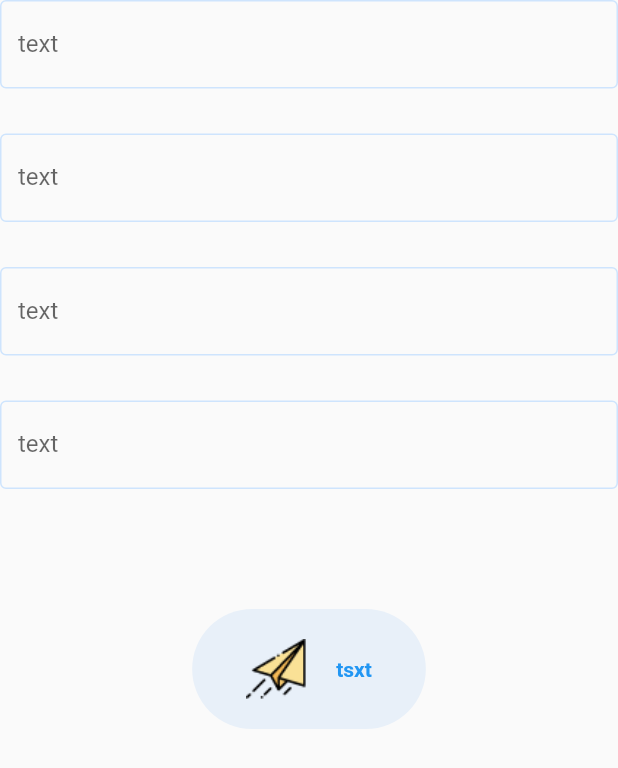
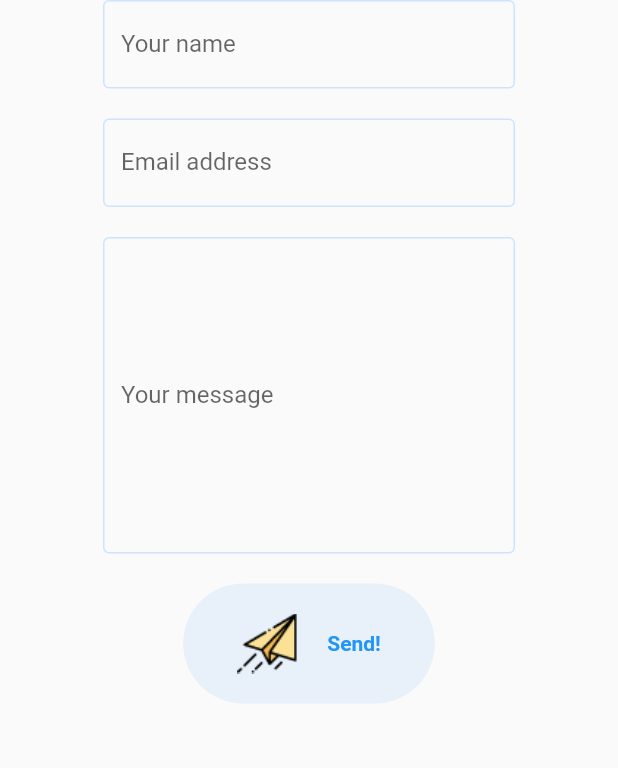
Before and after one commit to leosal0mao/web_portfolio_flutter, a Flutter app: the ContactForm widget shown alone on an empty page, opened directly, on a phone screen of 412 x 824 dp. Shown: the top 768 px of the screen. Run offline on Flutter 3.47's test engine with Material 2 defaults, Android fonts, the light colour scheme and no system bars; our stand-ins replace responsive_framework; generated files the repository leaves out were written again.

Commit message:
contact me session finished, emailjs needed

```diff
--- a/lib/l10n/app_en.arb
+++ b/lib/l10n/app_en.arb
@@ -28,5 +28,13 @@
     "mobileDevelopment": "Mobile development",
     "cbSongsDescription": "Node.js discord bot made for fun, used for playing songs directly from youtube or spotify on any servers that I allow it.",
     "backendDevelopment": "Backend development",
-    "firstfolioDescription": "My first portfolio, a study in Flutter web."
+    "firstfolioDescription": "My first portfolio, a study in Flutter web.",
+    "moreInfo": "If you want to quote a project",
+    "yourName": "Your name",
+    "enterName": "Enter your name",
+    "emailAdress": "Email address",
+    "enterEmail": "Enter your email address",
+    "yourMessage": "Your message",
+    "enterMessage": "Enter your message",
+    "send": "Send!"
 }
--- a/lib/screens/contact/components/contact_form.dart
+++ b/lib/screens/contact/components/contact_form.dart
@@ -1,49 +1,64 @@
 import 'package:flutter/material.dart';
 import 'package:web_portfolio_flutter/helpers/constants.dart';
 import 'package:web_portfolio_flutter/widgets/default_button.dart';
+import 'package:flutter_gen/gen_l10n/app_localizations.dart';
 
 class ContactForm extends StatelessWidget {
   const ContactForm({super.key});
 
   @override
   Widget build(BuildContext context) {
+    var localization = AppLocalizations.of(context)!;
+    var size = MediaQuery.of(context).size;
     return Form(
-      child: Wrap(
-        spacing: kDefaultPadding * 2.5,
-        runSpacing: kDefaultPadding * 1.5,
+      child: Column(
         children: [
           SizedBox(
-            width: 470,
+            width: size.width / 1.5,
             child: TextFormField(
               onChanged: (value) {},
-              decoration: InputDecoration(labelText: 'text', hintText: 'text'),
+              decoration: InputDecoration(
+                labelText: localization.yourName,
+                hintText: localization.enterName,
+                border: OutlineInputBorder(
+                  borderRadius: BorderRadius.circular(40.0),
+                ),
+              ),
             ),
           ),
+          const SizedBox(height: kDefaultPadding),
           SizedBox(
-            width: 470,
+            width: size.width / 1.5,
             child: TextFormField(
               onChanged: (value) {},
-              decoration: InputDecoration(labelText: 'text', hintText: 'text'),
+              decoration: InputDecoration(
+                labelText: localization.emailAdress,
+                hintText: localization.enterEmail,
+                border: OutlineInputBorder(
+                  borderRadius: BorderRadius.circular(40.0),
+                ),
+              ),
             ),
           ),
+          const SizedBox(height: kDefaultPadding),
           SizedBox(
-            width: 470,
+            width: size.width / 1.5,
             child: TextFormField(
+              maxLines: size.height ~/ 90,
               onChanged: (value) {},
-              decoration: InputDecoration(labelText: 'text', hintText: 'text'),
+              decoration: InputDecoration(
+                labelText: localization.yourMessage,
+                hintText: localization.enterMessage,
+                border: OutlineInputBorder(
+                  borderRadius: BorderRadius.circular(40.0),
+                ),
+              ),
             ),
           ),
-          SizedBox(
-            width: 470,
-            child: TextFormField(
-              onChanged: (value) {},
-              decoration: InputDecoration(labelText: 'text', hintText: 'text'),
-            ),
-          ),
-          SizedBox(height: kDefaultPadding),
+          const SizedBox(height: kDefaultPadding),
           Center(
             child: FittedBox(
-              child: DefaultButton(text: 'tsxt', imageSrc: 'assets/contact_icon.png', press: () {}),
+              child: DefaultButton(text: localization.send, imageSrc: 'assets/contact_icon.png', press: () {}),
             ),
           )
         ],
```
Also changed, not shown: lib/l10n/app_pt_BR.arb (+9 -1 lines), lib/screens/contact/components/contact_box.dart (+24 -5 lines), lib/screens/contact/contact_section.dart (+9 -7 lines).
